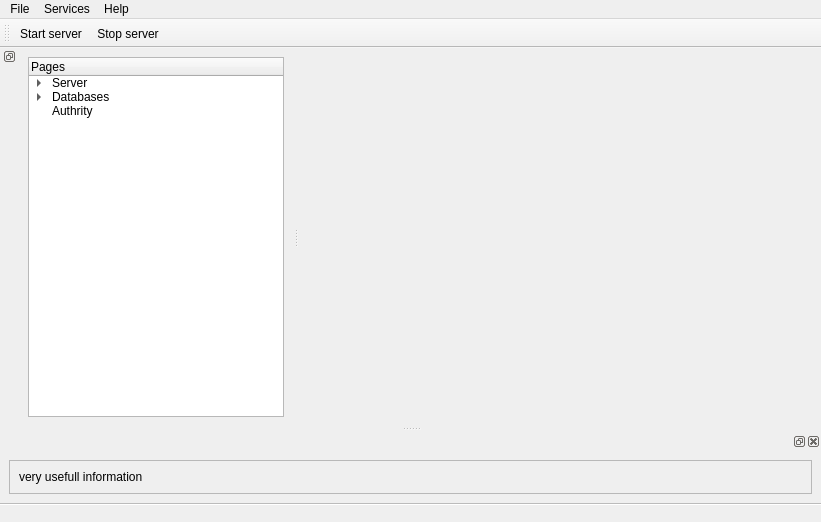
Above: Server/GUI/src/Ui/GUI.ui from siisgoo/siisty before the change. Below: the same form after it.
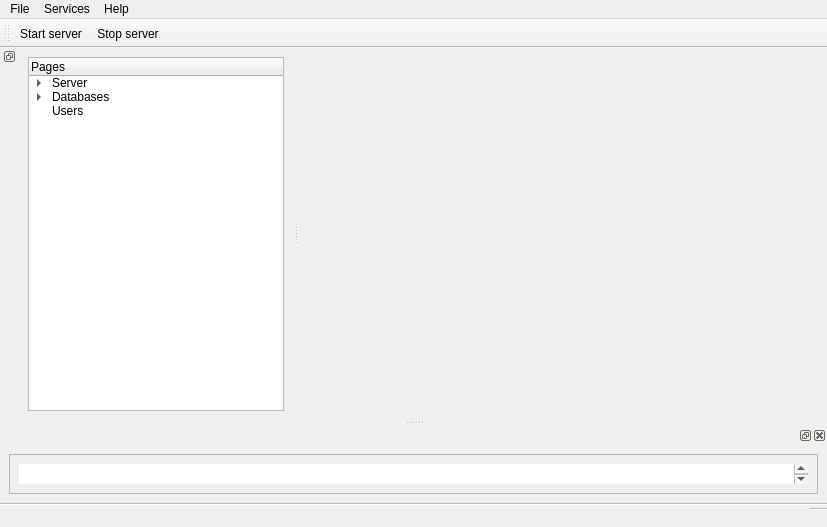
That is the form after the change.

```diff
--- a/Server/GUI/src/Ui/GUI.ui
+++ b/Server/GUI/src/Ui/GUI.ui
@@ -9,8 +9,8 @@
    <rect>
     <x>0</x>
     <y>0</y>
-    <width>821</width>
-    <height>522</height>
+    <width>827</width>
+    <height>527</height>
    </rect>
   </property>
   <property name="sizePolicy">
@@ -22,11 +22,25 @@
   <property name="windowTitle">
    <string>GUI</string>
   </property>
+  <property name="styleSheet">
+   <string notr="true">QStatusBar::item {
+	border: 0px solid white;
+}</string>
+  </property>
+  <property name="toolButtonStyle">
+   <enum>Qt::ToolButtonTextOnly</enum>
+  </property>
+  <property name="animated">
+   <bool>true</bool>
+  </property>
   <property name="documentMode">
    <bool>false</bool>
   </property>
   <property name="tabShape">
-   <enum>QTabWidget::Rounded</enum>
+   <enum>QTabWidget::Triangular</enum>
+  </property>
+  <property name="dockNestingEnabled">
+   <bool>false</bool>
   </property>
   <property name="dockOptions">
    <set>QMainWindow::AllowTabbedDocks|QMainWindow::AnimatedDocks|QMainWindow::GroupedDragging</set>
@@ -73,7 +87,7 @@
     <rect>
      <x>0</x>
      <y>0</y>
-     <width>821</width>
+     <width>827</width>
      <height>22</height>
     </rect>
    </property>
@@ -127,7 +141,7 @@
 border-style: groove;</string>
    </property>
    <property name="sizeGripEnabled">
-    <bool>false</bool>
+    <bool>true</bool>
    </property>
   </widget>
   <widget class="QDockWidget" name="pages_dock">
@@ -187,7 +201,7 @@
        </item>
        <item>
         <property name="text">
-         <string>Authrity</string>
+         <string>Users</string>
         </property>
        </item>
       </widget>
@@ -196,6 +210,12 @@
    </widget>
   </widget>
   <widget class="QDockWidget" name="info_dock">
+   <property name="sizePolicy">
+    <sizepolicy hsizetype="Preferred" vsizetype="Minimum">
+     <horstretch>0</horstretch>
+     <verstretch>0</verstretch>
+    </sizepolicy>
+   </property>
    <attribute name="dockWidgetArea">
     <number>8</number>
    </attribute>
@@ -211,9 +231,30 @@
        </property>
        <layout class="QHBoxLayout" name="horizontalLayout_2">
         <item>
-         <widget class="QLabel" name="label">
-          <property name="text">
-           <string>very usefull information</string>
+         <widget class="QTextEdit" name="loggingOutput">
+          <property name="sizePolicy">
+           <sizepolicy hsizetype="Expanding" vsizetype="Ignored">
+            <horstretch>0</horstretch>
+            <verstretch>0</verstretch>
+           </sizepolicy>
+          </property>
+          <property name="minimumSize">
+           <size>
+            <width>0</width>
+            <height>20</height>
+           </size>
+          </property>
+          <property name="maximumSize">
+           <size>
+            <width>16777215</width>
+            <height>16777215</height>
+           </size>
+          </property>
+          <property name="frameShape">
+           <enum>QFrame::NoFrame</enum>
+          </property>
+          <property name="readOnly">
+           <bool>true</bool>
           </property>
          </widget>
         </item>
```
Left out of the diff: 16 changed lines with no effect on the pictures.
